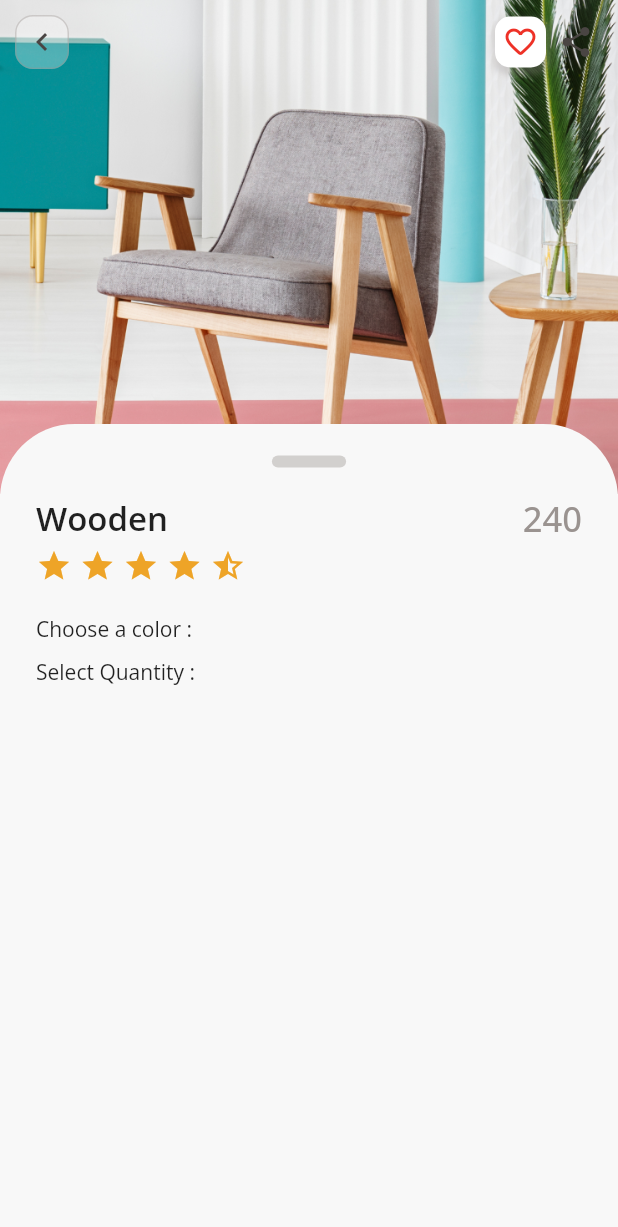
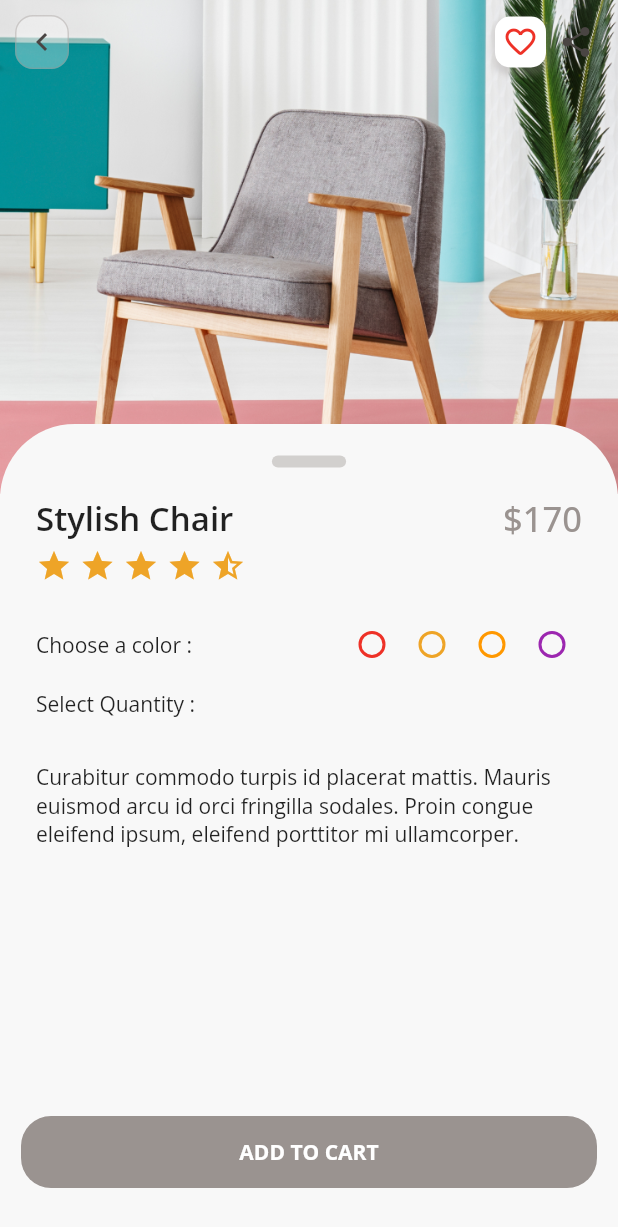
Before and after one commit to ahmadfatihin/Flutter-Furniture-Shop, a Flutter app: the screen it shows after launch, after a tap on "Stylish Chair", on a phone screen of 412 x 824 dp. Shown: the top 1227 px of the screen. Run offline on Flutter 3.47's test engine with Material 2 defaults, Android fonts, the phone set to English and light mode, and no system bars; our stand-ins replace auto_route, google_fonts.

Commit message:
feat: add select color component for detail

```diff
--- /dev/null
+++ b/lib/module/detail/screens/components/select_color_component.dart
@@ -0,0 +1,68 @@
+import 'package:flutter/material.dart';
+import 'package:flutter/src/widgets/framework.dart';
+import 'package:flutter/src/widgets/placeholder.dart';
+import 'package:furniture_shop/const/colors.dart';
+import 'package:furniture_shop/module/detail/enum/color_enum.dart';
+
+class SelectColor extends StatefulWidget {
+  const SelectColor({super.key});
+
+  @override
+  State<SelectColor> createState() => _SelectColorState();
+}
+
+class _SelectColorState extends State<SelectColor> {
+  ColorVariant? _color = ColorVariant.blue;
+
+  @override
+  Widget build(BuildContext context) {
+    return Row(
+      mainAxisAlignment: MainAxisAlignment.spaceBetween,
+      children: [
+        Text("Choose a color :"),
+        Row(
+          children: [
+            Radio(
+                value: ColorVariant.red,
+                fillColor: MaterialStateColor.resolveWith((states) => red),
+                groupValue: _color,
+                onChanged: (ColorVariant? value) {
+                  setState(() {
+                    _color = value;
+                  });
+                }),
+            Radio(
+                value: ColorVariant.yellow,
+                fillColor: MaterialStateColor.resolveWith((states) => yellow),
+                groupValue: _color,
+                onChanged: (ColorVariant? value) {
+                  setState(() {
+                    _color = value;
+                  });
+                }),
+            Radio(
+                value: ColorVariant.orange,
+                fillColor:
+                    MaterialStateColor.resolveWith((states) => Colors.orange),
+                groupValue: _color,
+                onChanged: (ColorVariant? value) {
+                  setState(() {
+                    _color = value;
+                  });
+                }),
+            Radio(
+                value: ColorVariant.purple,
+                fillColor:
+                    MaterialStateColor.resolveWith((states) => Colors.purple),
+                groupValue: _color,
+                onChanged: (ColorVariant? value) {
+                  setState(() {
+                    _color = value;
+                  });
+                }),
+          ],
+        ),
+      ],
+    );
+  }
+}
--- a/lib/module/detail/screens/detail_screens.dart
+++ b/lib/module/detail/screens/detail_screens.dart
@@ -24,6 +24,8 @@ class DetailScreen extends StatelessWidget {
             headerSliverBuilder: (BuildContext context, bool inner) {
               return [
                 SliverAppBar(
+                  pinned: true,
+                  backgroundColor: whiteBackground,
                   expandedHeight: MediaQuery.of(context).size.height * 0.4,
                   leading: Padding(
                     padding: const EdgeInsets.all(10),
@@ -82,6 +84,10 @@ class DetailScreen extends StatelessWidget {
                 )
               ];
             },
-            body: DetailContent()));
+            body: DetailContent(
+              title: cardData["title"],
+              price: cardData["price"],
+              rating: cardData["rating"],
+            )));
   }
 }
--- a/lib/module/detail/screens/sections/detail_content.dart
+++ b/lib/module/detail/screens/sections/detail_content.dart
@@ -1,20 +1,33 @@
+// ignore_for_file: public_member_api_docs, sort_constructors_first
 import 'package:flutter/material.dart';
 import 'package:flutter/src/widgets/framework.dart';
 import 'package:flutter/src/widgets/placeholder.dart';
+
 import 'package:furniture_shop/const/colors.dart';
 import 'package:furniture_shop/const/text.dart';
 import 'package:furniture_shop/gen/assets.gen.dart';
+import 'package:furniture_shop/module/detail/screens/components/select_color_component.dart';
+
+import '../../../../const/size.dart';
 
 class DetailContent extends StatelessWidget {
-  const DetailContent({super.key});
+  final String title;
+  final String price;
+  final double rating;
+  const DetailContent({
+    Key? key,
+    required this.title,
+    required this.price,
+    required this.rating,
+  }) : super(key: key);
 
   @override
   Widget build(BuildContext context) {
-    var rating = 4.1;
     var padding = const EdgeInsets.symmetric(horizontal: 24.0);
     //if rating > 5, stars icon will maxed to 5
     var maxYellowStar = 5;
-    return Column(
+    return Scaffold(
+      body: Column(
         children: [
           Padding(
             padding: padding,
@@ -22,11 +35,11 @@ class DetailContent extends StatelessWidget {
               mainAxisAlignment: MainAxisAlignment.spaceBetween,
               children: [
                 Text(
-                "Wooden",
+                  title,
                   style: semiBold.copyWith(fontSize: 22),
                 ),
                 Text(
-                '240',
+                  price,
                   style: medium.copyWith(fontSize: 23, color: grey),
                 )
               ],
@@ -44,7 +57,8 @@ class DetailContent extends StatelessWidget {
                   ),
 
                 // grey star icon for partial rating
-              if (rating - rating.floor() > 0 && maxYellowStar > rating.floor())
+                if (rating - rating.floor() > 0 &&
+                    maxYellowStar > rating.floor())
                   Padding(
                     padding: const EdgeInsets.only(right: 5.0),
                     child: Icon(Icons.star_half, color: yellow),
@@ -61,19 +75,47 @@ class DetailContent extends StatelessWidget {
           ),
           Padding(
               padding: padding,
-          child: Column(children: [
-            Row(
-              children: [Text("Choose a color :")],
-            ),
+              child: Column(
+                children: [
+                  SelectColor(),
                   SizedBox(
                     height: 10,
                   ),
                   Row(
                     children: [Text("Select Quantity :")],
                   )
-          ]),
+                ],
+              )),
+          SizedBox(
+            height: 30,
+          ),
+          Padding(
+              padding: padding,
+              child: Text(
+                  "Curabitur commodo turpis id placerat mattis. Mauris euismod arcu id orci fringilla sodales. Proin congue eleifend ipsum, eleifend porttitor mi ullamcorper."))
+        ],
+      ),
+      bottomNavigationBar: Column(
+        mainAxisSize: MainAxisSize.min,
+        children: [
+          Padding(
+            padding: const EdgeInsets.only(left: 14, right: 14, bottom: 32),
+            child: Container(
+              width: double.infinity,
+              height: 48,
+              decoration: BoxDecoration(
+                color: grey,
+                borderRadius: kDefaultBorderRadius,
+              ),
+              child: Center(
+                  child: Text(
+                "ADD TO CART",
+                style: bold.copyWith(color: white),
+              )),
+            ),
           )
         ],
+      ),
     );
   }
 }
--- a/lib/module/home/screens/components/home_card.dart
+++ b/lib/module/home/screens/components/home_card.dart
@@ -28,10 +28,14 @@ class HomeCard extends StatelessWidget {
       ),
       child: Stack(
         children: [
-          ClipRRect(
-              borderRadius: const BorderRadius.only(
-                  topRight: Radius.circular(20), topLeft: Radius.circular(20)),
-              child: Image.asset(cardData['imagePath'])),
+          Hero(
+            tag: cardData['title'],
+            child: ClipRRect(
+                borderRadius: const BorderRadius.only(
+                    topRight: Radius.circular(20),
+                    topLeft: Radius.circular(20)),
+                child: Image.asset(cardData['imagePath'])),
+          ),
           Column(
               mainAxisAlignment: MainAxisAlignment.end,
               crossAxisAlignment: CrossAxisAlignment.start,
@@ -61,7 +65,7 @@ class HomeCard extends StatelessWidget {
                             width: 8,
                           ),
                           Text(
-                            cardData['rating'],
+                            cardData['rating'].toString(),
                             style: regular.copyWith(fontSize: 12),
                           )
                         ],
--- a/lib/module/home/screens/sections/home_recommended.dart
+++ b/lib/module/home/screens/sections/home_recommended.dart
@@ -18,25 +18,25 @@ class HomeRecommended extends StatelessWidget {
         "imagePath": Assets.images.furniture1.path,
         "title": "Stylish Chair",
         "price": "\$170",
-        "rating": "4.7",
+        "rating": 4.7,
       },
       {
         "imagePath": Assets.images.furniture2.path,
         "title": "Modern Sofa",
         "price": "\$350",
-        "rating": "4.9",
+        "rating": 4.9,
       },
       {
         "imagePath": Assets.images.furniture3.path,
         "title": "Retro Armchair",
         "price": "\$280",
-        "rating": "4.5",
+        "rating": 4.5,
       },
       {
         "imagePath": Assets.images.furniture4.path,
         "title": "Vintage Cabinet",
         "price": "\$450",
-        "rating": "4.8",
+        "rating": 4.8,
       },
     ];
     return Column(
```
Lines whose indentation alone changed are shown as unchanged.
